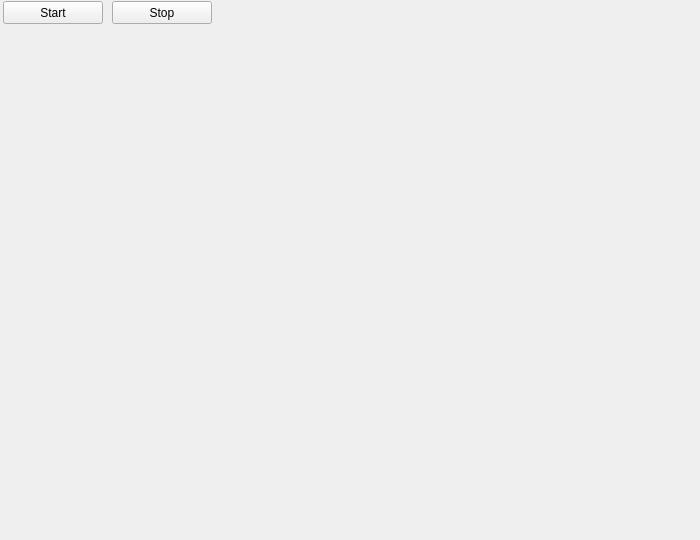
Above: src/monitor-qt/monitorform.ui from hhetter/smbtatools before the change. Below: the same form after it.
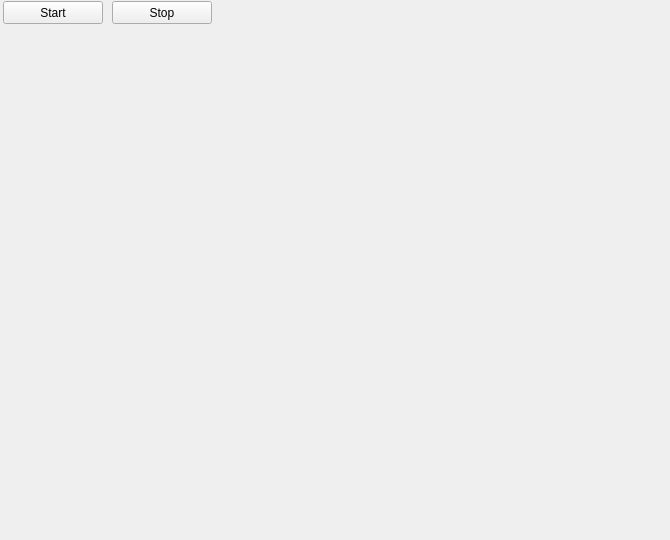
That is the form after the change.

Commit message: Window sizes changes

Patch:
```diff
--- a/src/monitor-qt/monitorform.ui
+++ b/src/monitor-qt/monitorform.ui
@@ -6,19 +6,19 @@
    <rect>
     <x>0</x>
     <y>0</y>
-    <width>700</width>
+    <width>670</width>
     <height>540</height>
    </rect>
   </property>
   <property name="minimumSize">
    <size>
-    <width>700</width>
+    <width>670</width>
     <height>540</height>
    </size>
   </property>
   <property name="maximumSize">
    <size>
-    <width>700</width>
+    <width>670</width>
     <height>540</height>
    </size>
   </property>
@@ -33,7 +33,7 @@
     <rect>
      <x>0</x>
      <y>31</y>
-     <width>660</width>
+     <width>700</width>
      <height>500</height>
     </rect>
    </property>
```
The commit also changes 1 other file.
